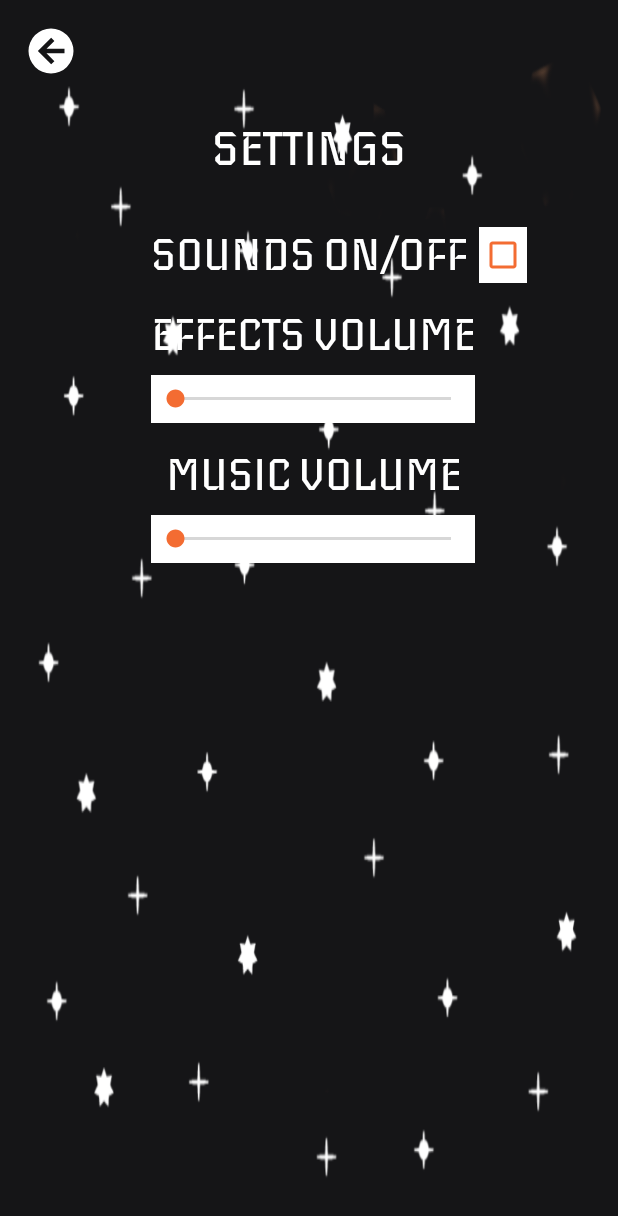
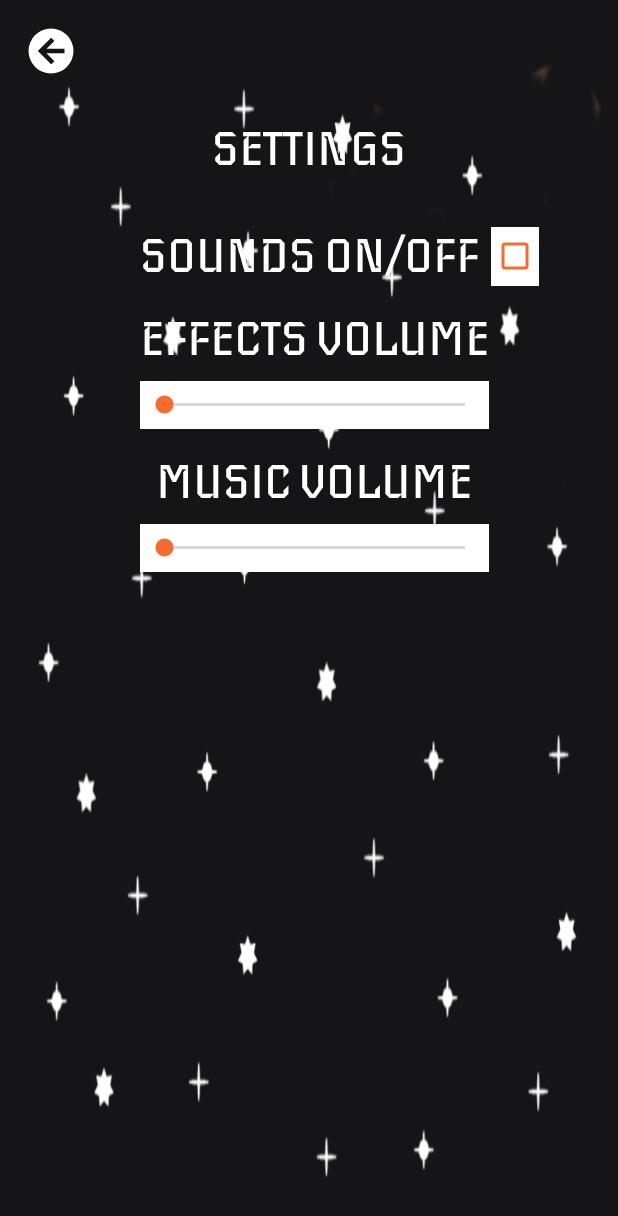
Before and after one commit to Nekobitlz/Meteorite-Attack-Android, an Android app: the layout fragment_settings.xml on its own in the app's theme, with its tools: preview values and no code run, on a phone screen of 412 x 824 dp. Shown: the top 1216 px of the screen. Run offline under Robolectric (Android 15) with nearby library versions, the phone set to English and light mode, and no system bars.

Commit message:
Refactor SettingsFragment class and layout

```diff
--- a/app/src/main/java/com/nekobitlz/meteorite_attack/views/fragments/SettingsFragment.java
+++ b/app/src/main/java/com/nekobitlz/meteorite_attack/views/fragments/SettingsFragment.java
@@ -42,26 +42,43 @@ public class SettingsFragment extends Fragment {
     public void onViewCreated(@NonNull View view, @Nullable Bundle savedInstanceState) {
         super.onViewCreated(view, savedInstanceState);
 
-        soundStatus = view.findViewById(R.id.sound_checkbox);
-        effectsVolume = view.findViewById(R.id.effects_seekbar);
-        musicVolume = view.findViewById(R.id.music_seekbar);
-        back = view.findViewById(R.id.back);
+        spm = new SharedPreferencesManager(getContext());
+        musicService = getActivity() == null ? null : ((MainMenuActivity) getActivity()).getMusicService();
 
-        spm = new SharedPreferencesManager(getContext());
-        musicService = ((MainMenuActivity) getActivity()).getMusicService();
+        initViews(view);
+        initProgress();
 
+        back.setOnClickListener(closeActivity());
+        effectsVolume.setOnSeekBarChangeListener(saveEffectsVolume());
+        musicVolume.setOnSeekBarChangeListener(saveMusicVolume());
+        soundStatus.setOnCheckedChangeListener(handleOnChecked());
+
+    }
+
+    private void initViews(@NonNull View view) {
+        soundStatus = view.findViewById(R.id.cb_sound_status);
+        effectsVolume = view.findViewById(R.id.sb_effects_volume);
+        musicVolume = view.findViewById(R.id.sb_music_volume);
+        back = view.findViewById(R.id.iv_back_btn);
+    }
+
+    private void initProgress() {
         effectsVolume.setProgress(spm.getEffectsVolume());
         musicVolume.setProgress(spm.getMusicVolume());
         soundStatus.setChecked(spm.getSoundStatus());
+    }
 
-        back.setOnClickListener(new View.OnClickListener() {
+    private View.OnClickListener closeActivity() {
+        return new View.OnClickListener() {
             @Override
             public void onClick(View view) {
-                getActivity().onBackPressed();
+                if (getActivity() != null) getActivity().onBackPressed();
             }
-        });
+        };
+    }
 
-        effectsVolume.setOnSeekBarChangeListener(new SeekBar.OnSeekBarChangeListener() {
+    private SeekBar.OnSeekBarChangeListener saveEffectsVolume() {
+        return new SeekBar.OnSeekBarChangeListener() {
             @Override
             public void onProgressChanged(SeekBar seekBar, int progress, boolean fromUser) {
                 //Progress == volume level
@@ -77,13 +94,15 @@ public class SettingsFragment extends Fragment {
             public void onStopTrackingTouch(SeekBar seekBar) {
                 /* NOTHING */
             }
-        });
+        };
+    }
 
-        musicVolume.setOnSeekBarChangeListener(new SeekBar.OnSeekBarChangeListener() {
+    private SeekBar.OnSeekBarChangeListener saveMusicVolume() {
+        return new SeekBar.OnSeekBarChangeListener() {
             @Override
             public void onProgressChanged(SeekBar seekBar, int progress, boolean fromUser) {
                 //Progress == volume level
-        //        float volume = (float) (1 - (Math.log(100 - progress) / Math.log(100)));
+                //        float volume = (float) (1 - (Math.log(100 - progress) / Math.log(100)));
                 spm.saveSound(spm.getSoundStatus(), spm.getEffectsVolume(), progress);
                 musicService.setVolume(progress);
             }
@@ -97,11 +116,11 @@ public class SettingsFragment extends Fragment {
             public void onStopTrackingTouch(SeekBar seekBar) {
                 /* NOTHING */
             }
-        });
+        };
+    }
 
-        // *Checked* -> Sound On
-        // *Unchecked* -> Sound off
-        soundStatus.setOnCheckedChangeListener(new CheckBox.OnCheckedChangeListener() {
+    private CheckBox.OnCheckedChangeListener handleOnChecked() {
+        return new CheckBox.OnCheckedChangeListener() {
             @Override
             public void onCheckedChanged(CompoundButton buttonView, boolean isChecked) {
                 if (isChecked) {
@@ -112,7 +131,6 @@ public class SettingsFragment extends Fragment {
                     musicService.setEnabled(false);
                 }
             }
-        });
-
+        };
     }
 }
--- a/app/src/main/res/layout/fragment_settings.xml
+++ b/app/src/main/res/layout/fragment_settings.xml
@@ -7,109 +7,113 @@
     tools:background="@drawable/menu_background">
 
     <ImageView
-        android:id="@+id/back"
+        android:id="@+id/iv_back_btn"
         android:layout_width="wrap_content"
         android:layout_height="wrap_content"
-        android:layout_margin="16dp"
-        android:layout_marginStart="8dp"
-        android:layout_marginLeft="8dp"
-        android:layout_marginTop="8dp"
+        android:layout_margin="@dimen/spacing_medium_16"
+        android:layout_marginStart="@dimen/spacing_small_8"
+        android:layout_marginLeft="@dimen/spacing_small_8"
+        android:layout_marginTop="@dimen/spacing_small_8"
+        android:contentDescription="@string/back_btn_content_description"
         android:src="@drawable/arrow_left_circle"
         app:layout_constraintStart_toStartOf="parent"
         app:layout_constraintTop_toTopOf="parent" />
 
     <TextView
-        android:id="@+id/settings"
+        android:id="@+id/tv_settings"
         android:layout_width="wrap_content"
         android:layout_height="wrap_content"
-        android:layout_below="@+id/back"
+        android:layout_below="@+id/iv_back_btn"
         android:layout_centerHorizontal="true"
-        android:layout_marginStart="8dp"
-        android:layout_marginLeft="8dp"
-        android:layout_marginTop="80dp"
-        android:layout_marginEnd="8dp"
-        android:layout_marginRight="8dp"
-        android:text="SETTINGS"
-        android:textColor="@android:color/white"
-        android:textSize="32sp"
+        android:layout_marginStart="@dimen/spacing_small_8"
+        android:layout_marginLeft="@dimen/spacing_small_8"
+        android:layout_marginTop="@dimen/spacing_fragment_title_80"
+        android:layout_marginEnd="@dimen/spacing_small_8"
+        android:layout_marginRight="@dimen/spacing_small_8"
+        android:text="@string/fragment_settings_title"
+        android:textColor="@color/colorMenuText"
+        android:textSize="@dimen/font_fragment_title_32"
         app:fontFamily="@font/iceberg_regular"
         app:layout_constraintEnd_toEndOf="parent"
         app:layout_constraintStart_toStartOf="parent"
         app:layout_constraintTop_toTopOf="parent" />
 
     <TextView
-        android:id="@+id/sound_status"
+        android:id="@+id/tv_sound_status"
         android:layout_width="wrap_content"
         android:layout_height="wrap_content"
-        android:layout_marginTop="32dp"
+        android:layout_marginTop="@dimen/spacing_huge_32"
         android:fontFamily="@font/iceberg_regular"
-        android:text="SOUNDS ON/OFF"
-        android:textColor="@color/defaultBackgroundColor"
-        android:textSize="30sp"
+        android:text="@string/fragment_settings_sounds_on_off"
+        android:textColor="@color/colorMenuText"
+        android:textSize="@dimen/font_fragment_title_32"
         app:layout_constraintEnd_toEndOf="parent"
         app:layout_constraintStart_toStartOf="parent"
-        app:layout_constraintTop_toBottomOf="@+id/settings" />
+        app:layout_constraintTop_toBottomOf="@+id/tv_settings" />
 
     <TextView
-        android:id="@+id/effects_volume"
+        android:id="@+id/tv_effects_volume"
         android:layout_width="wrap_content"
         android:layout_height="wrap_content"
-        android:layout_marginTop="16dp"
+        android:layout_marginTop="@dimen/spacing_medium_16"
         android:fontFamily="@font/iceberg_regular"
-        android:text="EFFECTS VOLUME"
-        android:textColor="@color/defaultBackgroundColor"
-        android:textSize="30sp"
-        app:layout_constraintStart_toStartOf="@+id/sound_status"
-        app:layout_constraintTop_toBottomOf="@+id/sound_status" />
+        android:text="@string/fragment_settings_effects_volume"
+        android:textColor="@color/colorMenuText"
+        android:textSize="@dimen/font_fragment_title_32"
+        app:layout_constraintStart_toStartOf="@+id/tv_sound_status"
+        app:layout_constraintTop_toBottomOf="@+id/tv_sound_status" />
 
     <CheckBox
-        android:id="@+id/sound_checkbox"
+        android:id="@+id/cb_sound_status"
         android:layout_width="wrap_content"
         android:layout_height="0dp"
-        android:layout_marginStart="8dp"
-        android:layout_marginLeft="8dp"
+        android:layout_marginStart="@dimen/spacing_small_8"
+        android:layout_marginLeft="@dimen/spacing_small_8"
         android:background="@color/defaultBackgroundColor"
         android:buttonTint="@color/colorPrimary"
-        app:layout_constraintBottom_toBottomOf="@+id/sound_status"
-        app:layout_constraintStart_toEndOf="@+id/sound_status"
-        app:layout_constraintTop_toTopOf="@+id/sound_status" />
+        app:layout_constraintBottom_toBottomOf="@+id/tv_sound_status"
+        app:layout_constraintStart_toEndOf="@+id/tv_sound_status"
+        app:layout_constraintTop_toTopOf="@+id/tv_sound_status"
+        tools:targetApi="lollipop" />
 
     <SeekBar
-        android:id="@+id/effects_seekbar"
+        android:id="@+id/sb_effects_volume"
         android:layout_width="0dp"
-        android:layout_height="32dp"
-        android:layout_marginTop="8dp"
+        android:layout_height="@dimen/settings_seek_bar_height_32"
+        android:layout_marginTop="@dimen/spacing_small_8"
         android:background="@color/defaultBackgroundColor"
         android:progressTint="@color/defaultTextColor"
         android:thumbTint="@color/colorPrimary"
-        app:layout_constraintEnd_toEndOf="@+id/effects_volume"
-        app:layout_constraintStart_toStartOf="@+id/effects_volume"
-        app:layout_constraintTop_toBottomOf="@+id/effects_volume" />
+        app:layout_constraintEnd_toEndOf="@+id/tv_effects_volume"
+        app:layout_constraintStart_toStartOf="@+id/tv_effects_volume"
+        app:layout_constraintTop_toBottomOf="@+id/tv_effects_volume"
+        tools:targetApi="lollipop" />
 
     <SeekBar
-        android:id="@+id/music_seekbar"
+        android:id="@+id/sb_music_volume"
         android:layout_width="0dp"
-        android:layout_height="32dp"
-        android:layout_marginTop="8dp"
+        android:layout_height="@dimen/settings_seek_bar_height_32"
+        android:layout_marginTop="@dimen/spacing_small_8"
         android:background="@color/defaultBackgroundColor"
         android:progressTint="@color/defaultTextColor"
         android:thumbTint="@color/colorPrimary"
-        app:layout_constraintEnd_toEndOf="@+id/music_volume"
-        app:layout_constraintStart_toStartOf="@+id/music_volume"
-        app:layout_constraintTop_toBottomOf="@+id/music_volume" />
+        app:layout_constraintEnd_toEndOf="@+id/tv_music_volume"
+        app:layout_constraintStart_toStartOf="@+id/tv_music_volume"
+        app:layout_constraintTop_toBottomOf="@+id/tv_music_volume"
+        tools:targetApi="lollipop" />
 
     <TextView
-        android:id="@+id/music_volume"
+        android:id="@+id/tv_music_volume"
         android:layout_width="0dp"
         android:layout_height="wrap_content"
-        android:layout_marginTop="16dp"
+        android:layout_marginTop="@dimen/spacing_medium_16"
         android:fontFamily="@font/iceberg_regular"
         android:gravity="center"
-        android:text="MUSIC VOLUME"
-        android:textColor="@color/defaultBackgroundColor"
-        android:textSize="30sp"
-        app:layout_constraintEnd_toEndOf="@+id/effects_seekbar"
-        app:layout_constraintStart_toStartOf="@+id/effects_seekbar"
-        app:layout_constraintTop_toBottomOf="@+id/effects_seekbar" />
+        android:text="@string/fragment_settings_music_volume"
+        android:textColor="@color/colorMenuText"
+        android:textSize="@dimen/font_fragment_title_32"
+        app:layout_constraintEnd_toEndOf="@+id/sb_effects_volume"
+        app:layout_constraintStart_toStartOf="@+id/sb_effects_volume"
+        app:layout_constraintTop_toBottomOf="@+id/sb_effects_volume" />
 
 </android.support.constraint.ConstraintLayout>
--- a/app/src/main/res/values/dimens.xml
+++ b/app/src/main/res/values/dimens.xml
@@ -8,6 +8,8 @@
     <dimen name="spacing_medium_16">16dp</dimen>
     <dimen name="spacing_very_huge_200">200dp</dimen>
     <dimen name="font_fragment_money_25">25sp</dimen>
-    <dimen name="fragment_title_margin_80">80dp</dimen>
+    <dimen name="spacing_fragment_title_80">80dp</dimen>
     <dimen name="font_fragment_title_32">32sp</dimen>
+    <dimen name="spacing_huge_32">32dp</dimen>
+    <dimen name="settings_seek_bar_height_32">32dp</dimen>
 </resources>
--- a/app/src/main/res/values/strings.xml
+++ b/app/src/main/res/values/strings.xml
@@ -23,4 +23,8 @@
     <string name="score_image_content_description">Score multiplier</string>
     <string name="fragment_shop_title">SHOP</string>
     <string name="back_btn_content_description">Return to previous screen</string>
+    <string name="fragment_settings_title">SETTINGS</string>
+    <string name="fragment_settings_sounds_on_off">SOUNDS ON/OFF</string>
+    <string name="fragment_settings_effects_volume">EFFECTS VOLUME</string>
+    <string name="fragment_settings_music_volume">MUSIC VOLUME</string>
 </resources>
```
